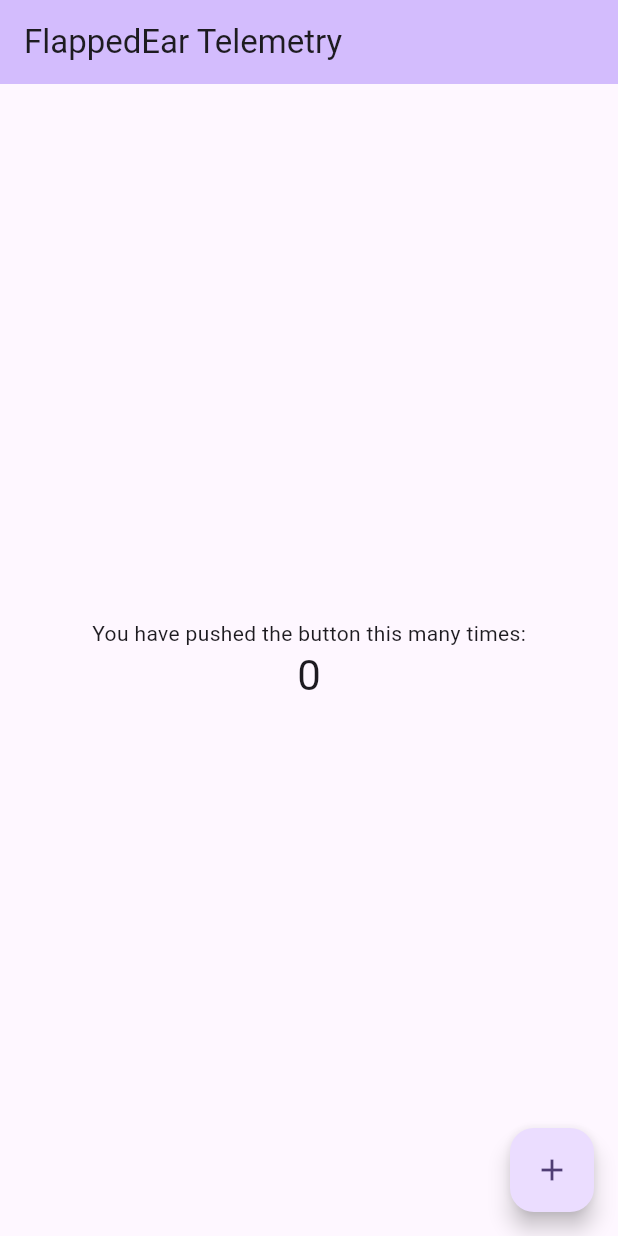
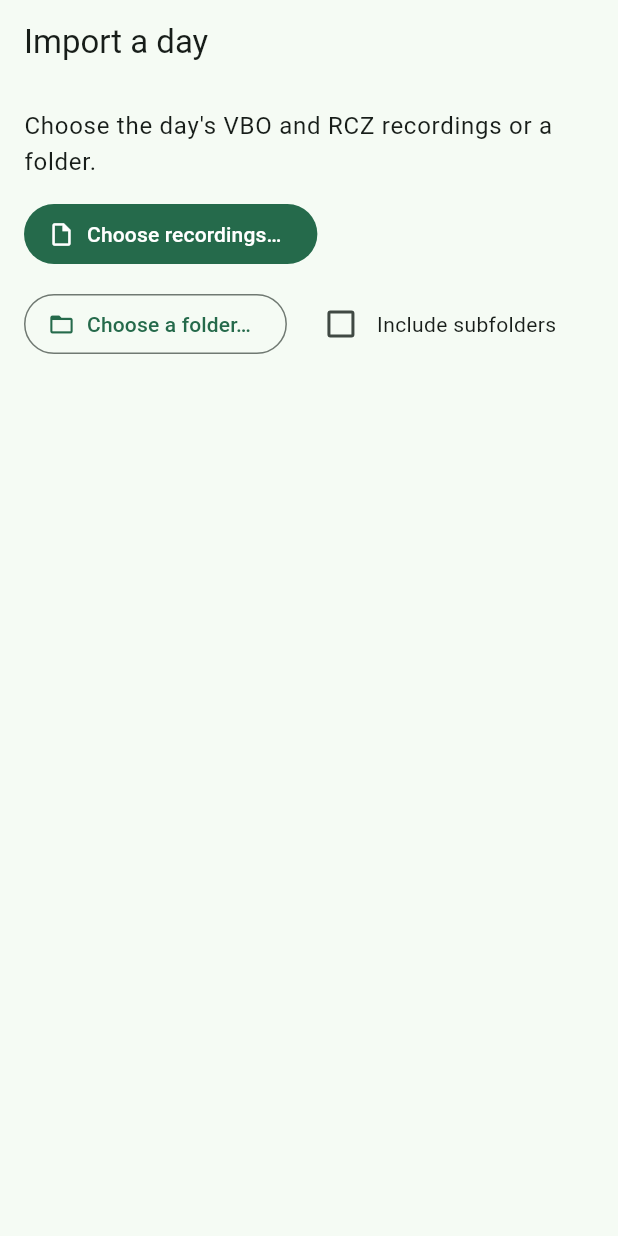
Before and after one commit to FlappedEar/Telemetry, a Flutter app: the screen it shows after launch, on a phone screen of 412 x 824 dp. Run offline on Flutter 3.47's test engine with Material 3 defaults, Android fonts, the phone set to English and light mode, and no system bars; missing offline and left inert: desktop_drop, file_selector.

Commit message:
FET-19: import a day on desktop: pickers, folder and drag and drop
The app opens on "Import a day". Recordings come from file_selector's
file and folder pickers (optionally with subfolders) or are dropped on
the window (desktop_drop, desktop only). Scan and day import plan run in
a background isolate with progress and Cancel; cancelled or superseded
results are never shown (generation guard). Primary runs are named
"Session N" in recording order with their laps; import notes list
skipped, duplicate, grouped and failed files. macOS: user-selected
read-only access. Widget tests use fake pickers and importer.

Dependencies (checked on pub.dev 2 Oct 2026): file_selector 1.1.0
(flutter.dev, BSD-3-Clause), desktop_drop 0.8.4 (mixin.dev, Apache-2.0,
published 2026-09-01), path 1.9.1 (dart.dev, BSD-3-Clause).

Co-Authored-By: Claude Opus 5.5 (1M context) <noreply@anthropic.com>
Claude-Session: https://claude.ai/code/session_0179BCtpVnNFXdzRXvK9kBRs

```diff
--- /dev/null
+++ b/lib/import/day_import_controller.dart
@@ -0,0 +1,157 @@
+import 'package:flutter/foundation.dart';
+import 'package:path/path.dart' as p;
+import 'package:telemetry_core/telemetry_core.dart';
+
+import 'import_runner.dart';
+
+/// Where an import stands.
+sealed class DayImportState {
+  const DayImportState();
+}
+
+final class DayImportIdle extends DayImportState {
+  const DayImportIdle();
+}
+
+final class DayImportWorking extends DayImportState {
+  const DayImportWorking({this.processed = 0, this.total = 0});
+
+  /// Recordings prepared so far; 0 of 0 while still looking for recordings.
+  final int processed;
+  final int total;
+}
+
+final class DayImportFinished extends DayImportState {
+  const DayImportFinished({required this.runs, required this.notes});
+
+  /// Primary runs, named "Session N" in recording order.
+  final List<NamedRun> runs;
+
+  /// What was skipped, grouped or failed, for the user.
+  final List<String> notes;
+}
+
+final class DayImportFailed extends DayImportState {
+  const DayImportFailed({required this.message, this.notes = const []});
+  final String message;
+  final List<String> notes;
+}
+
+final class DayImportCancelled extends DayImportState {
+  const DayImportCancelled();
+}
+
+/// Runs one day import at a time and publishes its state. A result is
+/// committed only while its generation is current, so a cancelled or
+/// superseded import never changes what is shown.
+final class DayImportController extends ChangeNotifier {
+  DayImportController({this.importer = const IsolateDayImporter()});
+
+  final DayImporter importer;
+  final ImportGeneration _generation = ImportGeneration();
+  DayImportJob? _job;
+  DayImportState _state = const DayImportIdle();
+
+  DayImportState get state => _state;
+  bool get isWorking => _state is DayImportWorking;
+
+  /// Starts importing [paths]. Returns false, changing nothing, while another
+  /// import is running.
+  bool start(List<String> paths, {required bool includeSubfolders}) {
+    if (isWorking || paths.isEmpty) return false;
+    final ticket = _generation.begin(paths);
+    _set(const DayImportWorking());
+    final job = importer.start(
+      (paths: List.of(paths), includeSubfolders: includeSubfolders),
+      (processed, total) {
+        if (_generation.isCurrent(ticket)) {
+          _set(DayImportWorking(processed: processed, total: total));
+        }
+      },
+    );
+    _job = job;
+    job.result.then(
+      (outcome) {
+        if (_generation.isCurrent(ticket)) _set(_finished(outcome));
+      },
+      onError: (Object error) {
+        if (!_generation.isCurrent(ticket)) return;
+        _set(
+          error is OperationCancelled
+              ? const DayImportCancelled()
+              : DayImportFailed(message: 'The import failed: $error'),
+        );
+      },
+    );
+    return true;
+  }
+
+  /// Stops the running import; nothing from it is kept.
+  void cancel() {
+    if (!isWorking) return;
+    _generation.invalidate();
+    _job?.cancel();
+    _job = null;
+    _set(const DayImportCancelled());
+  }
+
+  @override
+  void dispose() {
+    _generation.invalidate();
+    _job?.cancel();
+    super.dispose();
+  }
+
+  void _set(DayImportState state) {
+    _state = state;
+    notifyListeners();
+  }
+}
+
+DayImportState _finished(DayImportOutcome outcome) {
+  final notes = [...outcome.scan.notes];
+  final plan = outcome.plan;
+  if (plan == null) {
+    return DayImportFailed(message: outcome.scan.error, notes: notes);
+  }
+  final names = {
+    for (final run in plan.runs) run.id: p.basename(run.sourcePath),
+  };
+  for (final file in plan.files) {
+    final name = p.basename(file.requestedPath);
+    switch (file.status) {
+      case TelemetryImportFileStatus.ready:
+        break;
+      case TelemetryImportFileStatus.duplicate:
+        notes.add(
+          '$name: same content as ${names[file.runId]}; imported once.',
+        );
+      case TelemetryImportFileStatus.error:
+        notes.add('$name: ${file.message}');
+    }
+  }
+  final groups = automaticVboPrimaries(plan);
+  final primaries = [
+    for (final run in plan.runs)
+      if (groups[run.id] == run.id) run,
+  ];
+  for (final run in plan.runs) {
+    final primary = groups[run.id];
+    if (primary != null && primary != run.id) {
+      notes.add(
+        '${names[run.id]}: the same drive as ${names[primary]}; kept as its alternative '
+        'source, channels are not combined.',
+      );
+    }
+  }
+  if (primaries.isEmpty) {
+    return DayImportFailed(
+      message: 'No recording could be imported.',
+      notes: notes,
+    );
+  }
+  return DayImportFinished(
+    runs: nameRunsInRecordingOrder(primaries),
+    notes: notes,
+  );
+}
--- /dev/null
+++ b/lib/import/day_import_page.dart
@@ -0,0 +1,272 @@
+import 'dart:io';
+
+import 'package:desktop_drop/desktop_drop.dart';
+import 'package:file_selector/file_selector.dart';
+import 'package:flutter/foundation.dart';
+import 'package:flutter/material.dart';
+import 'package:telemetry_core/telemetry_core.dart';
+
+import 'day_import_controller.dart';
+
+/// Opens the platform pickers. Replaced by a fake in widget tests.
+abstract interface class RecordingPickers {
+  Future<List<String>> pickRecordings();
+
+  /// Null when the user closed the dialog.
+  Future<String?> pickFolder();
+}
+
+/// file_selector pickers. On macOS the sandbox grants read access to what the
+/// user picks or drops, and nothing else.
+final class PlatformRecordingPickers implements RecordingPickers {
+  const PlatformRecordingPickers();
+
+  static const _recordings = XTypeGroup(
+    label: 'VBO and RCZ recordings',
+    extensions: ['vbo', 'rcz', 'VBO', 'RCZ'],
+  );
+
+  @override
+  Future<List<String>> pickRecordings() async => [
+    for (final file in await openFiles(acceptedTypeGroups: [_recordings]))
+      file.path,
+  ];
+
+  @override
+  Future<String?> pickFolder() =>
+      getDirectoryPath(confirmButtonText: 'Import this folder');
+}
+
+/// A time as the app shows it: "28.662 s" below a minute, "1:49.898" from one
+/// minute, "—" when there is no finite value. Rounded before minutes are
+/// split.
+String displayTime(double seconds) {
+  if (!seconds.isFinite || seconds < 0) return '—';
+  final milliseconds = (seconds * 1000).round();
+  if (milliseconds < 60000) {
+    return '${(milliseconds / 1000).toStringAsFixed(3)} s';
+  }
+  return formatLapTime(milliseconds / 1000, 3) ?? '—';
+}
+
+String _lapSummary(LapSession laps) {
+  switch (laps.status) {
+    case LapSessionStatus.available:
+      final count = laps.timedLaps.length;
+      final fastest = laps.fastestLapIndex;
+      final best = fastest == null
+          ? ''
+          : ' · best ${displayTime(laps.timedLaps[fastest].durationSeconds)}';
+      return '$count ${count == 1 ? 'lap' : 'laps'}$best';
+    case LapSessionStatus.noSourceStartGate:
+      return 'No laps: the recording has no start/finish line.';
+    case LapSessionStatus.ambiguousSourceStartGate:
+      return 'No laps: the recording has more than one start/finish line.';
+    case LapSessionStatus.invalidGate:
+      return 'No laps: the start/finish line is not valid.';
+    case LapSessionStatus.noUsableGps:
+      return 'No laps: the recording has no usable GPS.';
+    case LapSessionStatus.noAcceptedPasses:
+    case LapSessionStatus.insufficientPasses:
+      return 'No complete laps: the start/finish line was not crossed often enough.';
+  }
+}
+
+/// Import a day: pick recordings or a folder, or drop them on the window.
+class DayImportPage extends StatefulWidget {
+  const DayImportPage({
+    super.key,
+    this.controller,
+    this.pickers = const PlatformRecordingPickers(),
+    this.acceptsDrops,
+  });
+
+  /// Whether recordings and folders can be dropped on the window; by default
+  /// on desktop only.
+  final bool? acceptsDrops;
+
+  /// Defaults to one running imports in a background isolate.
+  final DayImportController? controller;
+  final RecordingPickers pickers;
+
+  @override
+  State<DayImportPage> createState() => _DayImportPageState();
+}
+
+class _DayImportPageState extends State<DayImportPage> {
+  static bool get _isDesktop =>
+      !kIsWeb && (Platform.isMacOS || Platform.isWindows || Platform.isLinux);
+
+  bool get _acceptsDrops => widget.acceptsDrops ?? _isDesktop;
+
+  late final DayImportController _controller =
+      widget.controller ?? DayImportController();
+  bool _includeSubfolders = false;
+  bool _dragging = false;
+
+  @override
+  void dispose() {
+    if (widget.controller == null) _controller.dispose();
+    super.dispose();
+  }
+
+  void _start(List<String> paths) {
+    if (paths.isEmpty) return;
+    if (!_controller.start(paths, includeSubfolders: _includeSubfolders)) {
+      ScaffoldMessenger.of(context).showSnackBar(
+        const SnackBar(
+          content: Text(
+            'Finish the current import first. Nothing was imported.',
+          ),
+        ),
+      );
+    }
+  }
+
+  Future<void> _pickRecordings() async =>
+      _start(await widget.pickers.pickRecordings());
+
+  Future<void> _pickFolder() async {
+    final folder = await widget.pickers.pickFolder();
+    if (folder != null) _start([folder]);
+  }
+
+  @override
+  Widget build(BuildContext context) {
+    final content = ListenableBuilder(
+      listenable: _controller,
+      builder: (context, _) => DecoratedBox(
+        decoration: BoxDecoration(
+          border: Border.all(
+            width: 3,
+            color: !_dragging
+                ? Colors.transparent
+                : _controller.isWorking
+                ? Colors.amber
+                : Theme.of(context).colorScheme.primary,
+          ),
+        ),
+        child: ListView(
+          padding: const EdgeInsets.all(16),
+          children: [
+            ..._choices(context),
+            const SizedBox(height: 16),
+            ..._status(context),
+          ],
+        ),
+      ),
+    );
+    return Scaffold(
+      appBar: AppBar(title: const Text('Import a day')),
+      body: !_acceptsDrops
+          ? content
+          : DropTarget(
+              onDragEntered: (_) => setState(() => _dragging = true),
+              onDragExited: (_) => setState(() => _dragging = false),
+              onDragDone: (details) {
+                setState(() => _dragging = false);
+                _start([for (final file in details.files) file.path]);
+              },
+              child: content,
+            ),
+    );
+  }
+
+  List<Widget> _choices(BuildContext context) {
+    final enabled = !_controller.isWorking;
+    return [
+      Text(
+        _acceptsDrops
+            ? 'Choose the day\'s VBO and RCZ recordings or a folder, or drop them here.'
+            : 'Choose the day\'s VBO and RCZ recordings or a folder.',
+        style: Theme.of(context).textTheme.bodyLarge,
+      ),
+      const SizedBox(height: 12),
+      Wrap(
+        spacing: 12,
+        runSpacing: 12,
+        crossAxisAlignment: WrapCrossAlignment.center,
+        children: [
+          FilledButton.icon(
+            onPressed: enabled ? _pickRecordings : null,
+            icon: const Icon(Icons.insert_drive_file_outlined),
+            label: const Text('Choose recordings…'),
+          ),
+          OutlinedButton.icon(
+            onPressed: enabled ? _pickFolder : null,
+            icon: const Icon(Icons.folder_open_outlined),
+            label: const Text('Choose a folder…'),
+          ),
+          Row(
+            mainAxisSize: MainAxisSize.min,
+            children: [
+              Checkbox(
+                value: _includeSubfolders,
+                onChanged: enabled
+                    ? (value) =>
+                          setState(() => _includeSubfolders = value ?? false)
+                    : null,
+              ),
+              const Text('Include subfolders'),
+            ],
+          ),
+        ],
+      ),
+    ];
+  }
+
+  List<Widget> _status(BuildContext context) {
+    final theme = Theme.of(context);
+    List<Widget> notes(List<String> notes) => [
+      if (notes.isNotEmpty) ...[
+        const SizedBox(height: 16),
+        Text('Import notes', style: theme.textTheme.titleSmall),
+        for (final note in notes)
+          Padding(padding: const EdgeInsets.only(top: 4), child: Text(note)),
+      ],
+    ];
+    switch (_controller.state) {
+      case DayImportIdle():
+        return const [];
+      case DayImportWorking(:final processed, :final total):
+        return [
+          Text(
+            total == 0
+                ? 'Looking for recordings…'
+                : 'Preparing recording ${processed < total ? processed + 1 : total} of $total…',
+          ),
+          const SizedBox(height: 8),
+          LinearProgressIndicator(value: total == 0 ? null : processed / total),
+          const SizedBox(height: 8),
+          Align(
+            alignment: Alignment.centerLeft,
+            child: TextButton(
+              onPressed: _controller.cancel,
+              child: const Text('Cancel'),
+            ),
+          ),
+        ];
+      case DayImportCancelled():
+        return const [Text('Import cancelled. Nothing was imported.')];
+      case DayImportFailed(:final message, notes: final failedNotes):
+        return [
+          Text(message, style: TextStyle(color: theme.colorScheme.error)),
+          ...notes(failedNotes),
+        ];
+      case DayImportFinished(:final runs, notes: final finishedNotes):
+        return [
+          Text(
+            '${runs.length} ${runs.length == 1 ? 'session' : 'sessions'} imported',
+            style: theme.textTheme.titleMedium,
+          ),
+          for (final named in runs)
+            ListTile(
+              contentPadding: EdgeInsets.zero,
+              title: Text(named.name),
+              subtitle: Text(_lapSummary(named.run.laps)),
+            ),
+          ...notes(finishedNotes),
+        ];
+    }
+  }
+}
--- a/lib/main.dart
+++ b/lib/main.dart
@@ -1,122 +1,30 @@
 import 'package:flutter/material.dart';
 
+import 'import/day_import_page.dart';
+
 void main() {
-  runApp(const MyApp());
+  runApp(const TelemetryApp());
 }
 
-class MyApp extends StatelessWidget {
-  const MyApp({super.key});
+class TelemetryApp extends StatelessWidget {
+  const TelemetryApp({super.key, this.home = const DayImportPage()});
 
-  // This widget is the root of your application.
+  final Widget home;
+
   @override
   Widget build(BuildContext context) {
     return MaterialApp(
       title: 'FlappedEar Telemetry',
       theme: ThemeData(
-        // This is the theme of your application.
-        //
-        // TRY THIS: Try running your application with "flutter run". You'll see
-        // the application has a purple toolbar. Then, without quitting the app,
-        // try changing the seedColor in the colorScheme below to Colors.green
-        // and then invoke "hot reload" (save your changes or press the "hot
-        // reload" button in a Flutter-supported IDE, or press "r" if you used
-        // the command line to start the app).
-        //
-        // Notice that the counter didn't reset back to zero; the application
-        // state is not lost during the reload. To reset the state, use hot
-        // restart instead.
-        //
-        // This works for code too, not just values: Most code changes can be
-        // tested with just a hot reload.
-        colorScheme: .fromSeed(seedColor: Colors.deepPurple),
+        colorScheme: ColorScheme.fromSeed(seedColor: const Color(0xff55e6a5)),
       ),
-      home: const MyHomePage(title: 'FlappedEar Telemetry'),
+      darkTheme: ThemeData(
+        colorScheme: ColorScheme.fromSeed(
+          seedColor: const Color(0xff55e6a5),
+          brightness: Brightness.dark,
+        ),
+      ),
+      home: home,
     );
   }
 }
-
-class MyHomePage extends StatefulWidget {
-  const MyHomePage({super.key, required this.title});
-
-  // This widget is the home page of your application. It is stateful, meaning
-  // that it has a State object (defined below) that contains fields that affect
-  // how it looks.
-
-  // This class is the configuration for the state. It holds the values (in this
-  // case the title) provided by the parent (in this case the App widget) and
-  // used by the build method of the State. Fields in a Widget subclass are
-  // always marked "final".
-
-  final String title;
-
-  @override
-  State<MyHomePage> createState() => _MyHomePageState();
-}
-
-class _MyHomePageState extends State<MyHomePage> {
-  int _counter = 0;
-
-  void _incrementCounter() {
-    setState(() {
-      // This call to setState tells the Flutter framework that something has
-      // changed in this State, which causes it to rerun the build method below
-      // so that the display can reflect the updated values. If we changed
-      // _counter without calling setState(), then the build method would not be
-      // called again, and so nothing would appear to happen.
-      _counter++;
-    });
-  }
-
-  @override
-  Widget build(BuildContext context) {
-    // This method is rerun every time setState is called, for instance as done
-    // by the _incrementCounter method above.
-    //
-    // The Flutter framework has been optimized to make rerunning build methods
-    // fast, so that you can just rebuild anything that needs updating rather
-    // than having to individually change instances of widgets.
-    return Scaffold(
-      appBar: AppBar(
-        // TRY THIS: Try changing the color here to a specific color (to
-        // Colors.amber, perhaps?) and trigger a hot reload to see the AppBar
-        // change color while the other colors stay the same.
-        backgroundColor: Theme.of(context).colorScheme.inversePrimary,
-        // Here we take the value from the MyHomePage object that was created by
-        // the App.build method, and use it to set our appbar title.
-        title: Text(widget.title),
-      ),
-      body: Center(
-        // Center is a layout widget. It takes a single child and positions it
-        // in the middle of the parent.
-        child: Column(
-          // Column is also a layout widget. It takes a list of children and
-          // arranges them vertically. By default, it sizes itself to fit its
-          // children horizontally, and tries to be as tall as its parent.
-          //
-          // Column has various properties to control how it sizes itself and
-          // how it positions its children. Here we use mainAxisAlignment to
-          // center the children vertically; the main axis here is the vertical
-          // axis because Columns are vertical (the cross axis would be
-          // horizontal).
-          //
-          // TRY THIS: Invoke "debug painting" (choose the "Toggle Debug Paint"
-          // action in the IDE, or press "p" in the console), to see the
-          // wireframe for each widget.
-          mainAxisAlignment: .center,
-          children: [
-            const Text('You have pushed the button this many times:'),
-            Text(
-              '$_counter',
-              style: Theme.of(context).textTheme.headlineMedium,
-            ),
-          ],
-        ),
-      ),
-      floatingActionButton: FloatingActionButton(
-        onPressed: _incrementCounter,
-        tooltip: 'Increment',
-        child: const Icon(Icons.add),
-      ),
-    );
-  }
-}
--- a/pubspec.yaml
+++ b/pubspec.yaml
@@ -32,6 +32,11 @@ environment:
 dependencies:
   flutter:
     sdk: flutter
+  desktop_drop: ^0.8.4
+  file_selector: ^1.1.0
+  path: ^1.9.1
+  telemetry_core:
+    path: packages/telemetry_core
 
 
 dev_dependencies:
```
Also changed, not shown: lib/import/import_runner.dart (added, +140 -0 lines), pubspec.lock, 9 other files.
